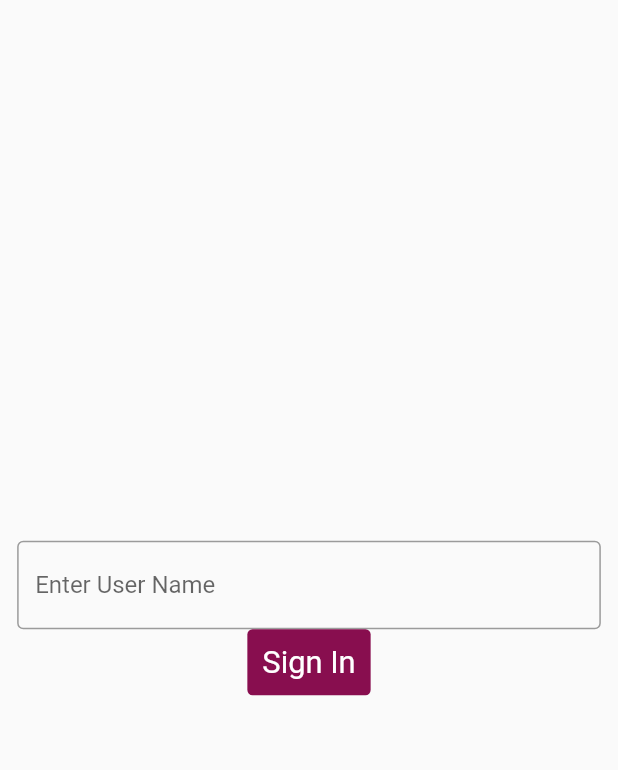
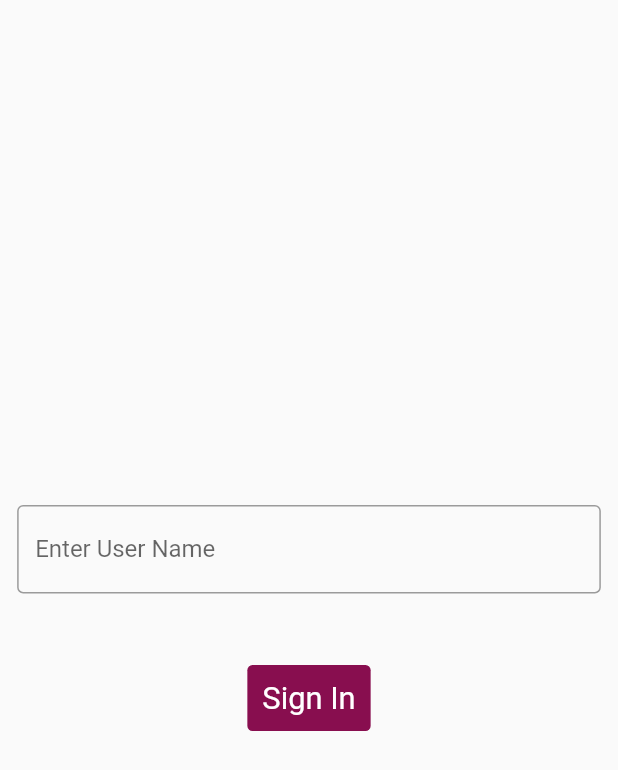
Before and after one commit to f1forhelp/delete_common_architecture, a Flutter app: the screen it shows after launch, on a phone screen of 412 x 824 dp. Shown: the top 770 px of the screen. Run offline on Flutter 3.47's test engine with Material 2 defaults, Android fonts, the phone set to English and light mode, and no system bars; our stand-ins replace flutter_screenutil.

Commit message:
Some minor changes

```diff
--- a/lib/ utils/helper/ui_helper.dart
+++ b/lib/ utils/helper/ui_helper.dart
@@ -7,4 +7,17 @@ class UiHelper {
         padding: EdgeInsets.symmetric(horizontal: 10.w),
         child: child,
       );
+
+  static Widget h1({Widget? child}) => SizedBox(
+        height: 10.h,
+      );
+  static Widget h2({Widget? child}) => SizedBox(
+        height: 20.h,
+      );
+  static Widget h3({Widget? child}) => SizedBox(
+        height: 30.h,
+      );
+  static Widget h4({Widget? child}) => SizedBox(
+        height: 40.h,
+      );
 }
--- a/lib/presentation/pages/auth/signin_screen.dart
+++ b/lib/presentation/pages/auth/signin_screen.dart
@@ -19,11 +19,13 @@ class _SignInScreenState extends State<SignInScreen> {
     return Scaffold(
       body: UiHelper.horizontalPadding(
         child: Column(
+          mainAxisSize: MainAxisSize.max,
           mainAxisAlignment: MainAxisAlignment.center,
           children: [
             const CustomTextFormField(
               hintText: "Enter User Name",
             ),
+            UiHelper.h4(),
             CustomTextButton(
               ontap: () {
                 Navigator.pushNamed(context, BaseDashboardScreen.id);
```
